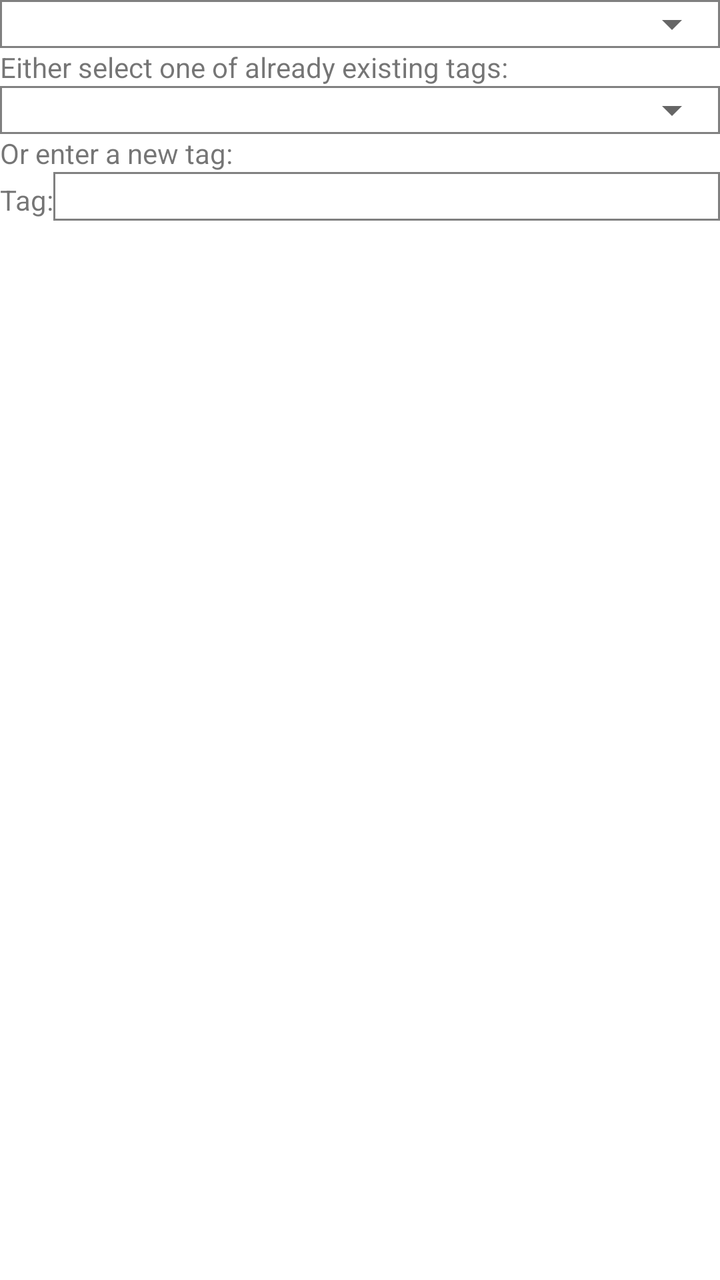
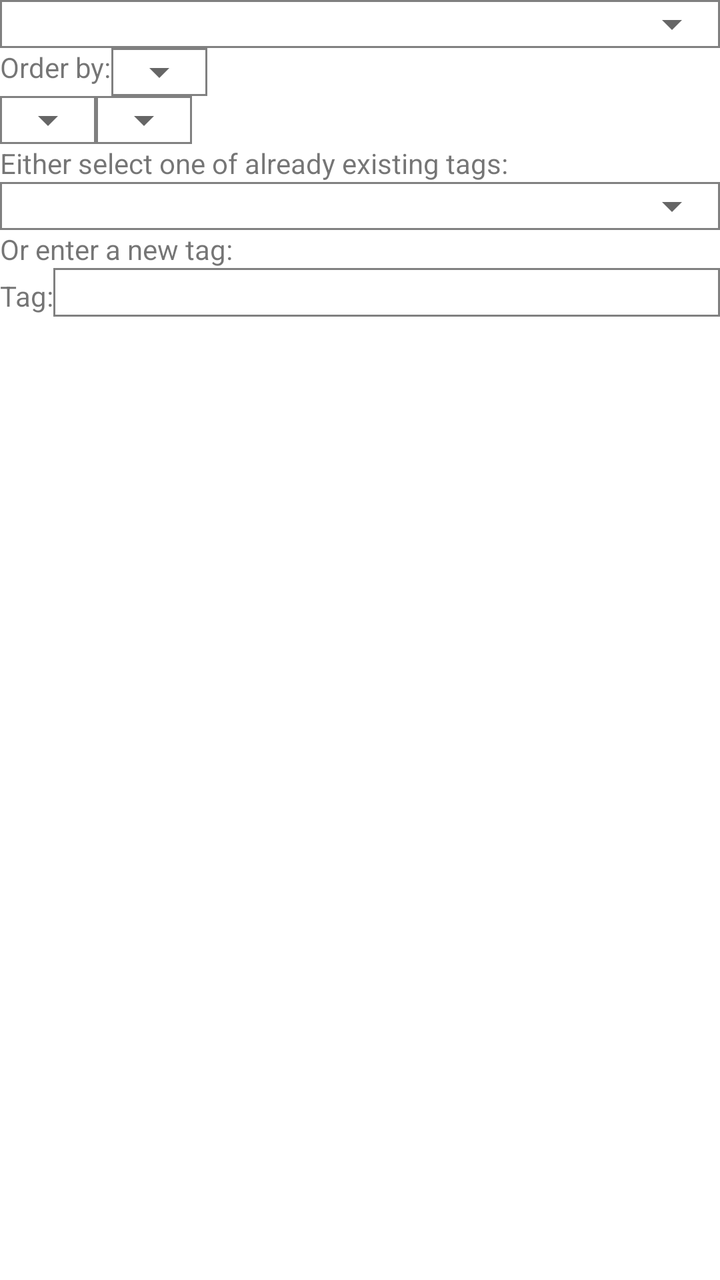

Compare the two renders of this Android layout. The source of the first and the diff that turns it into the second are given below.
<!-- AndroidManifest.xml: application theme Theme.WordQuiz -->
<!-- res/layout/filter.xml -->
<?xml version="1.0" encoding="utf-8"?>
<LinearLayout xmlns:android="http://schemas.android.com/apk/res/android"
    android:orientation="vertical"
    android:layout_width="match_parent"
    android:layout_height="match_parent">
    <FrameLayout
        android:layout_width="match_parent"
        android:layout_height="wrap_content"
        android:background="@drawable/rectangle">
        <Spinner
            android:id="@+id/spinner6"
            android:layout_width="match_parent"
            android:layout_height="wrap_content" />
    </FrameLayout>
    <LinearLayout
        android:orientation="vertical"
        android:layout_width="match_parent"
        android:layout_height="wrap_content">
        <TextView
            android:layout_width="wrap_content"
            android:layout_height="wrap_content"
            android:text="Either select one of already existing tags:"
            android:id="@+id/textview15">
        </TextView>
        <FrameLayout
            android:layout_width="match_parent"
            android:layout_height="wrap_content"
            android:background="@drawable/rectangle">
            <Spinner
                android:id="@+id/spinner1"
                android:layout_width="match_parent"
                android:layout_height="wrap_content" />
        </FrameLayout>
        <TextView
            android:layout_width="wrap_content"
            android:layout_height="wrap_content"
            android:text="Or enter a new tag:"
            android:id="@+id/textview16">
        </TextView>
    </LinearLayout>
    <LinearLayout
        android:orientation="horizontal"
        android:layout_width="match_parent"
        android:layout_height="match_parent">
        <TextView
            android:layout_width="wrap_content"
            android:layout_height="wrap_content"
            android:text="Tag:"
            android:id="@+id/textview11">
        </TextView>
        <EditText
            android:id="@+id/edittext6"
            android:layout_width="match_parent"
            android:layout_height="wrap_content"
            android:background="@drawable/rectangle">
        </EditText>
    </LinearLayout>
    <FrameLayout
        android:layout_width="match_parent"
        android:layout_height="wrap_content"
        android:background="@drawable/rectangle">
        <Spinner
            android:id="@+id/spinner8"
            android:layout_width="match_parent"
            android:layout_height="wrap_content" />
    </FrameLayout>
    <TextView
        android:layout_width="wrap_content"
        android:layout_height="wrap_content"
        android:text="Word length:"
        android:id="@+id/textview12">
    </TextView>
    <EditText
        android:id="@+id/edittext7"
        android:inputType="number"
        android:layout_width="match_parent"
        android:layout_height="wrap_content"
        android:background="@drawable/rectangle">
    </EditText>
</LinearLayout>
<!-- resources referenced by this layout -->
<resources>
  <!-- drawable rectangle (drawable) -->
  <?xml version="1.0" encoding="utf-8"?>
  <shape xmlns:android="http://schemas.android.com/apk/res/android">
      <stroke
          android:width="1dp"
          android:color="@color/gray"/>
  </shape>
  <style name="Theme.WordQuiz" parent="Theme.MaterialComponents.DayNight.NoActionBar">
          
          <item name="colorPrimary">@color/purple_500</item>
          <item name="colorPrimaryVariant">@color/purple_700</item>
          <item name="colorOnPrimary">@color/white</item>
          
          <item name="colorSecondary">@color/teal_200</item>
          <item name="colorSecondaryVariant">@color/teal_700</item>
          <item name="colorOnSecondary">@color/black</item>
          
          <item name="android:statusBarColor" tools:targetApi="l">?attr/colorPrimaryVariant</item>
          
      </style>
  <color name="gray">#FF808080</color>
  <color name="purple_500">#FF6200EE</color>
  <color name="purple_700">#FF3700B3</color>
  <color name="white">#FFFFFFFF</color>
  <color name="teal_200">#FF03DAC5</color>
  <color name="teal_700">#FF018786</color>
  <color name="black">#FF000000</color>
</resources>

<!-- the commit's change to res/layout/filter.xml (unified diff, before → after) -->
@@ -12,6 +12,49 @@
             android:layout_width="match_parent"
             android:layout_height="wrap_content" />
     </FrameLayout>
+    <LinearLayout
+        android:orientation="horizontal"
+        android:layout_width="match_parent"
+        android:layout_height="wrap_content">
+        <TextView
+            android:layout_width="wrap_content"
+            android:layout_height="wrap_content"
+            android:text="Order by:"
+            android:id="@+id/textview82">
+        </TextView>
+        <FrameLayout
+            android:layout_width="wrap_content"
+            android:layout_height="wrap_content"
+            android:background="@drawable/rectangle">
+            <Spinner
+                android:id="@+id/spinner25"
+                android:layout_width="wrap_content"
+                android:layout_height="wrap_content" />
+        </FrameLayout>
+    </LinearLayout>
+    <LinearLayout
+        android:orientation="horizontal"
+        android:layout_width="match_parent"
+        android:layout_height="wrap_content">
+        <FrameLayout
+            android:layout_width="wrap_content"
+            android:layout_height="wrap_content"
+            android:background="@drawable/rectangle">
+            <Spinner
+                android:id="@+id/spinner26"
+                android:layout_width="wrap_content"
+                android:layout_height="wrap_content" />
+        </FrameLayout>
+        <FrameLayout
+            android:layout_width="wrap_content"
+            android:layout_height="wrap_content"
+            android:background="@drawable/rectangle">
+            <Spinner
+                android:id="@+id/spinner27"
+                android:layout_width="wrap_content"
+                android:layout_height="wrap_content" />
+        </FrameLayout>
+    </LinearLayout>
     <LinearLayout
         android:orientation="vertical"
         android:layout_width="match_parent"
